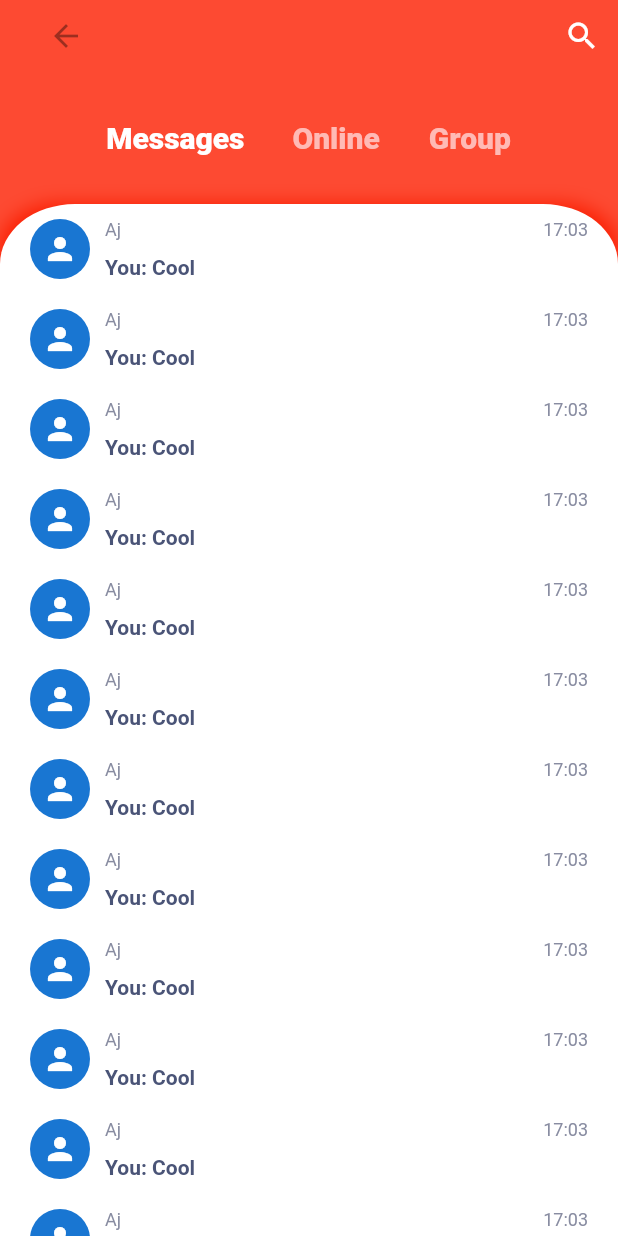
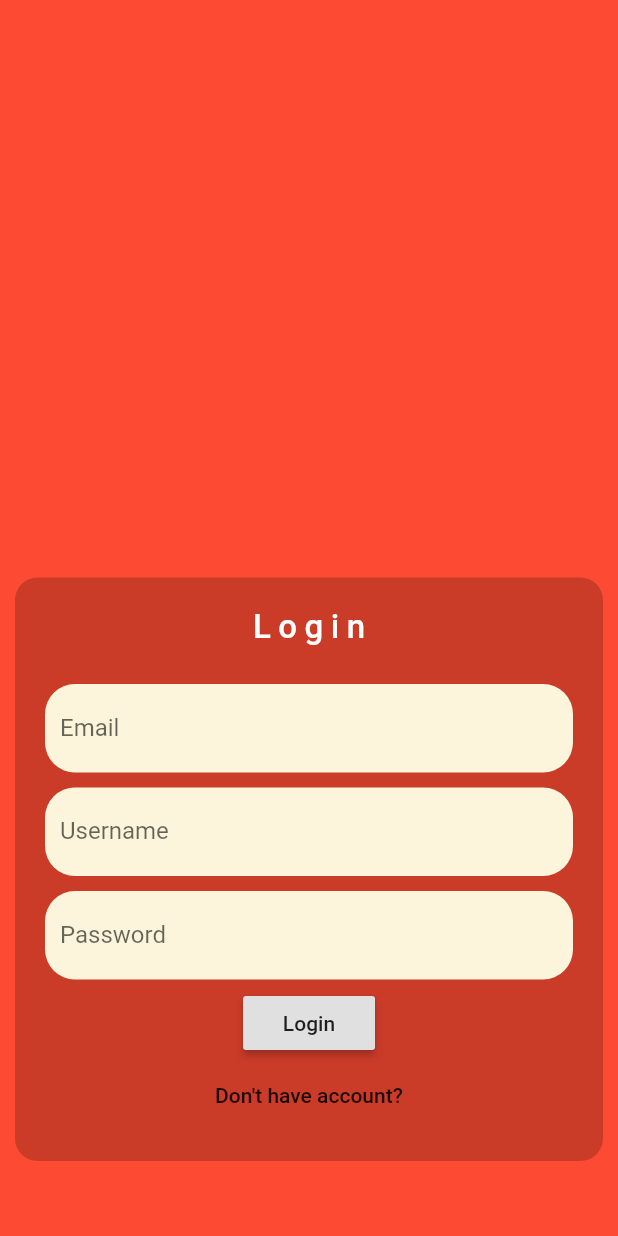
Before and after one commit to ajayy004/Chat_Messenger__Flutter_App, a Flutter app: the screen it shows after launch, on a phone screen of 412 x 824 dp. Run offline on Flutter 3.47's test engine with Material 2 defaults, Android fonts, the phone set to English and light mode, and no system bars.

Commit message:
added auth screen

```diff
--- a/lib/main.dart
+++ b/lib/main.dart
@@ -1,5 +1,6 @@
 import 'package:flutter/material.dart';
 
+import 'package:Chat_Messenger__Flutter_App/screens/auth_screen.dart';
 import 'package:Chat_Messenger__Flutter_App/screens/chat_screen.dart';
 import 'package:Chat_Messenger__Flutter_App/screens/chat_detail_screen.dart';
 
@@ -39,8 +40,9 @@ class MyApp extends StatelessWidget {
               ),
         ),
       ),
-      home: ChatScreen(),
+      home: AuthScreen(),
       routes: {
+        ChatScreen.route: (ctx) => ChatScreen(),
         ChatDetailScreen.route: (ctx) => ChatDetailScreen(),
       },
     );
--- /dev/null
+++ b/lib/screens/auth_screen.dart
@@ -0,0 +1,75 @@
+import 'package:flutter/material.dart';
+
+import 'package:Chat_Messenger__Flutter_App/widgets/input.dart';
+
+class AuthScreen extends StatefulWidget {
+  @override
+  _AuthScreenState createState() => _AuthScreenState();
+}
+
+class _AuthScreenState extends State<AuthScreen> {
+  @override
+  Widget build(BuildContext context) {
+    return Scaffold(
+      body: SingleChildScrollView(
+        child: Container(
+          height: MediaQuery.of(context).size.height,
+          child: Column(
+            mainAxisAlignment: MainAxisAlignment.end,
+            children: <Widget>[
+              Container(
+                margin: EdgeInsets.symmetric(
+                  horizontal: 10,
+                  vertical: 50,
+                ),
+                padding: EdgeInsets.symmetric(vertical: 20),
+                decoration: BoxDecoration(
+                  color: Colors.black.withOpacity(0.2),
+                  borderRadius: BorderRadius.circular(15),
+                ),
+                child: Column(
+                  children: <Widget>[
+                    Text(
+                      'Login',
+                      style: Theme.of(context)
+                          .textTheme
+                          .headline1
+                          .copyWith(letterSpacing: 5),
+                    ),
+                    SizedBox(
+                      height: 20,
+                    ),
+                    Input(
+                      inputPlaceholder: 'Email',
+                      confirmBtn: false,
+                      inputType: TextInputType.emailAddress,
+                    ),
+                    Input(
+                      inputPlaceholder: 'Username',
+                      confirmBtn: false,
+                      inputType: TextInputType.text,
+                    ),
+                    Input(
+                      inputPlaceholder: 'Password',
+                      confirmBtn: false,
+                      inputType: TextInputType.text,
+                      obscureText: true,
+                    ),
+                    RaisedButton(
+                      child: Text('Login'),
+                      onPressed: () {},
+                    ),
+                    FlatButton(
+                      child: Text('Don\'t have account?'),
+                      onPressed: () {},
+                    )
+                  ],
+                ),
+              ),
+            ],
+          ),
+        ),
+      ),
+    );
+  }
+}
--- a/lib/screens/chat_detail_screen.dart
+++ b/lib/screens/chat_detail_screen.dart
@@ -3,7 +3,7 @@ import 'package:flutter/material.dart';
 
 import 'package:Chat_Messenger__Flutter_App/widgets/app_bar_header.dart';
 import 'package:Chat_Messenger__Flutter_App/widgets/chat_card.dart';
-import 'package:Chat_Messenger__Flutter_App/widgets/chat_input.dart';
+import 'package:Chat_Messenger__Flutter_App/widgets/input.dart';
 
 class ChatDetailScreen extends StatelessWidget {
   static String route = '/chat-detail';
@@ -38,7 +38,7 @@ class ChatDetailScreen extends StatelessWidget {
                   ),
                 ),
               ),
-              ChatInput(),
+              Input(),
             ],
           ),
         ],
--- a/lib/screens/chat_screen.dart
+++ b/lib/screens/chat_screen.dart
@@ -5,6 +5,7 @@ import 'package:Chat_Messenger__Flutter_App/widgets/chat_list_container.dart';
 import 'package:Chat_Messenger__Flutter_App/widgets/user_chat_card.dart';
 
 class ChatScreen extends StatelessWidget {
+  static String route = '/chats';
   @override
   Widget build(BuildContext context) {
     return Scaffold(
--- a/lib/widgets/chat_input.dart
+++ b/lib/widgets/input.dart
@@ -1,6 +1,18 @@
 import 'package:flutter/material.dart';
 
-class ChatInput extends StatelessWidget {
+class Input extends StatelessWidget {
+  final String inputPlaceholder;
+  final bool confirmBtn;
+  final TextInputType inputType;
+  final bool obscureText;
+
+  Input({
+    this.inputPlaceholder = 'Type your message...',
+    this.confirmBtn = true,
+    this.inputType = TextInputType.text,
+    this.obscureText = false,
+  });
+
   @override
   Widget build(BuildContext context) {
     return Container(
@@ -21,11 +33,14 @@ class ChatInput extends StatelessWidget {
           Expanded(
             child: TextField(
               decoration: InputDecoration(
-                labelText: 'Type your message...',
+                labelText: inputPlaceholder,
                 border: InputBorder.none,
               ),
+              keyboardType: inputType,
+              obscureText: obscureText,
             ),
           ),
+          if (confirmBtn)
             FlatButton(
               onPressed: () {
                 //Implement send functionality.
```
Lines whose indentation alone changed are shown as unchanged.
